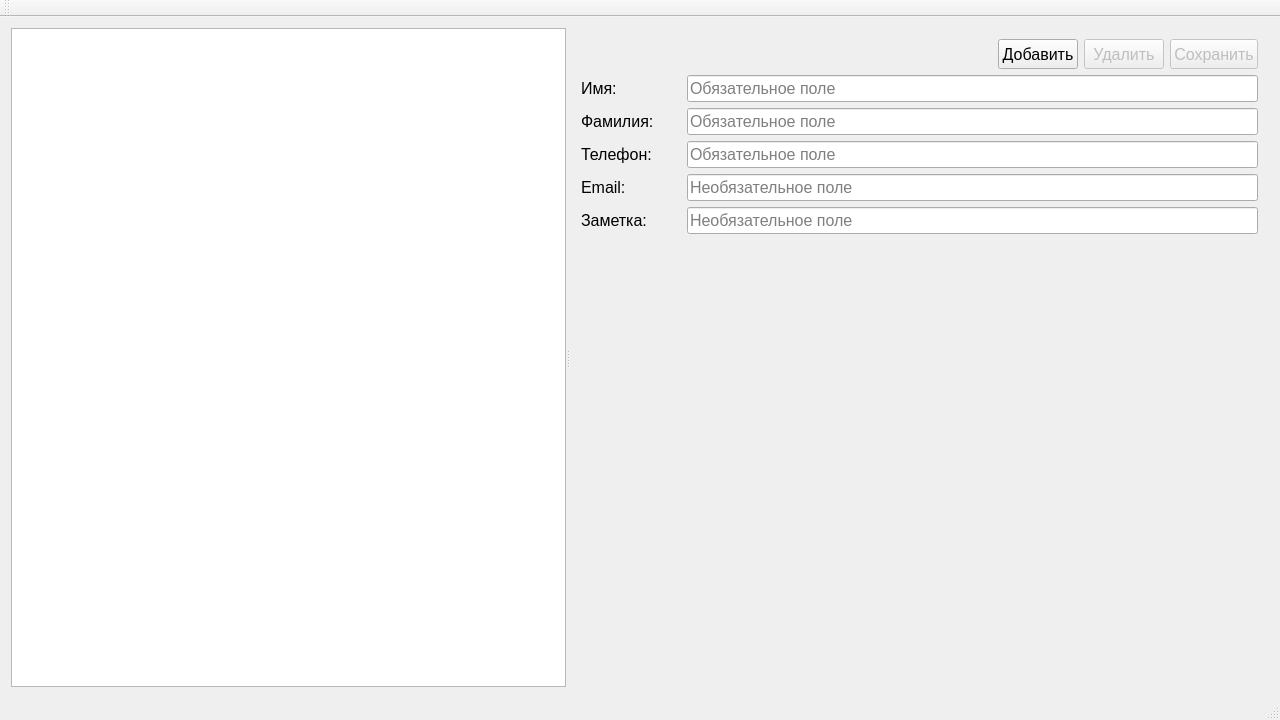
First picture: the form in src/mainwindow.ui, repository Pigeon-Ignaty/ContactBook, before the edit.
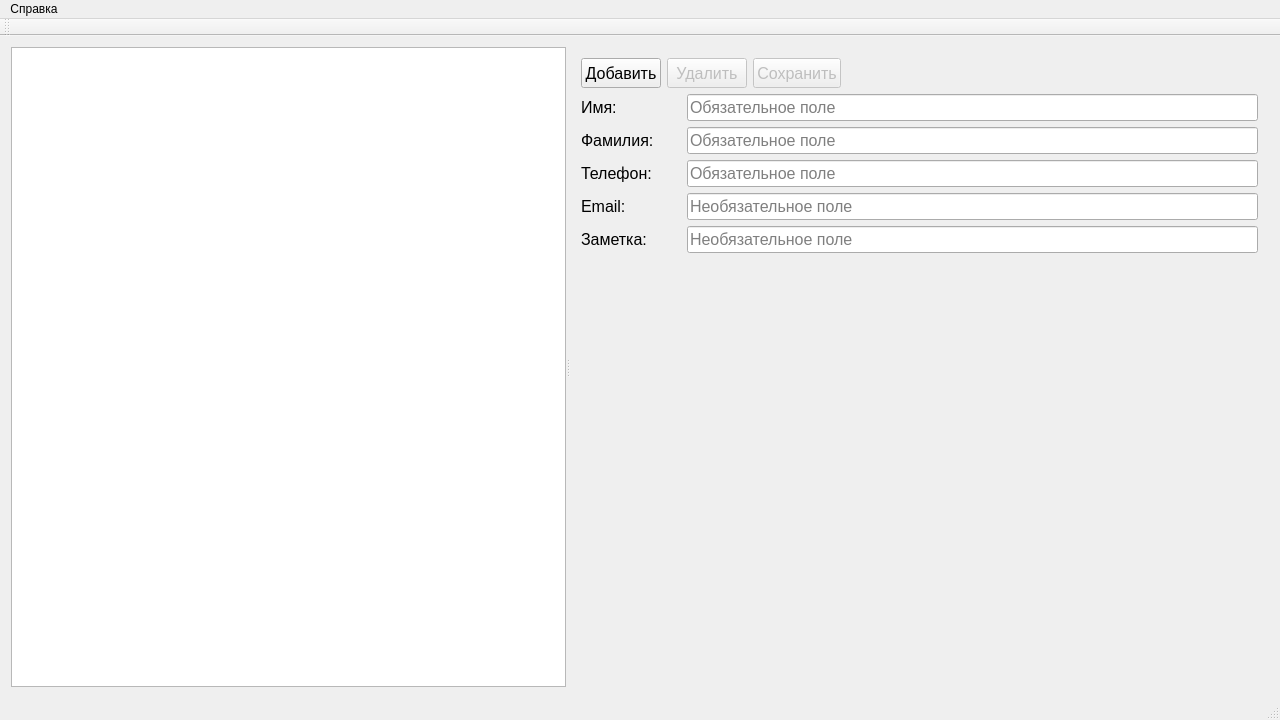
Second picture: the form after the edit.

Commit message: Небольшое изменение ui

```diff
--- a/src/mainwindow.ui
+++ b/src/mainwindow.ui
@@ -26,26 +26,20 @@
       <property name="orientation">
        <enum>Qt::Horizontal</enum>
       </property>
-      <widget class="QListView" name="contactList"/>
+      <widget class="QListView" name="contactList">
+       <property name="minimumSize">
+        <size>
+         <width>300</width>
+         <height>0</height>
+        </size>
+       </property>
+      </widget>
       <widget class="QWidget" name="widget" native="true">
        <layout class="QGridLayout" name="gridLayout_2">
         <item row="0" column="0">
          <layout class="QVBoxLayout" name="verticalLayout">
           <item>
            <layout class="QHBoxLayout" name="horizontalLayout">
-            <item>
-             <spacer name="horizontalSpacer">
-              <property name="orientation">
-               <enum>Qt::Horizontal</enum>
-              </property>
-              <property name="sizeHint" stdset="0">
-               <size>
-                <width>40</width>
-                <height>20</height>
-               </size>
-              </property>
-             </spacer>
-            </item>
             <item>
              <widget class="QPushButton" name="m_addBtn">
               <property name="minimumSize">
@@ -106,6 +100,19 @@
               </property>
              </widget>
             </item>
+            <item>
+             <spacer name="horizontalSpacer">
+              <property name="orientation">
+               <enum>Qt::Horizontal</enum>
+              </property>
+              <property name="sizeHint" stdset="0">
+               <size>
+                <width>40</width>
+                <height>20</height>
+               </size>
+              </property>
+             </spacer>
+            </item>
            </layout>
           </item>
           <item>
@@ -308,6 +315,13 @@
      <height>20</height>
     </rect>
    </property>
+   <widget class="QMenu" name="menu">
+    <property name="title">
+     <string>Справка</string>
+    </property>
+    <addaction name="action"/>
+   </widget>
+   <addaction name="menu"/>
   </widget>
   <widget class="QToolBar" name="mainToolBar">
    <attribute name="toolBarArea">
```
Left out of the diff: 7 changed lines with no effect on the pictures. The commit also changes 2 other files.
